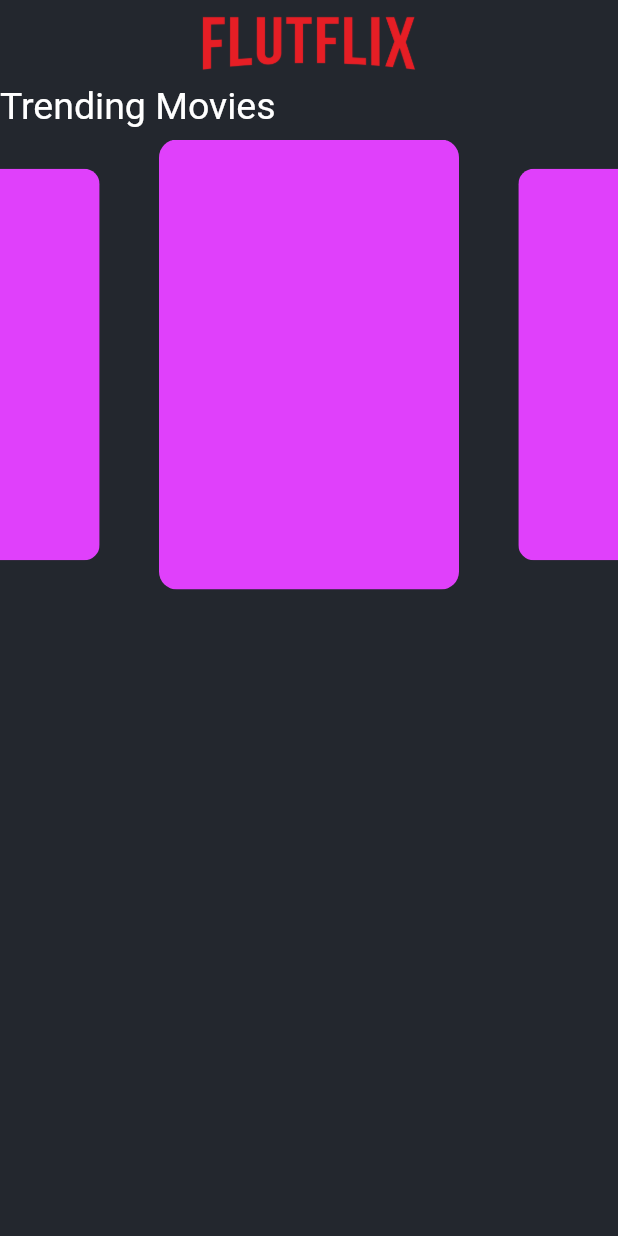
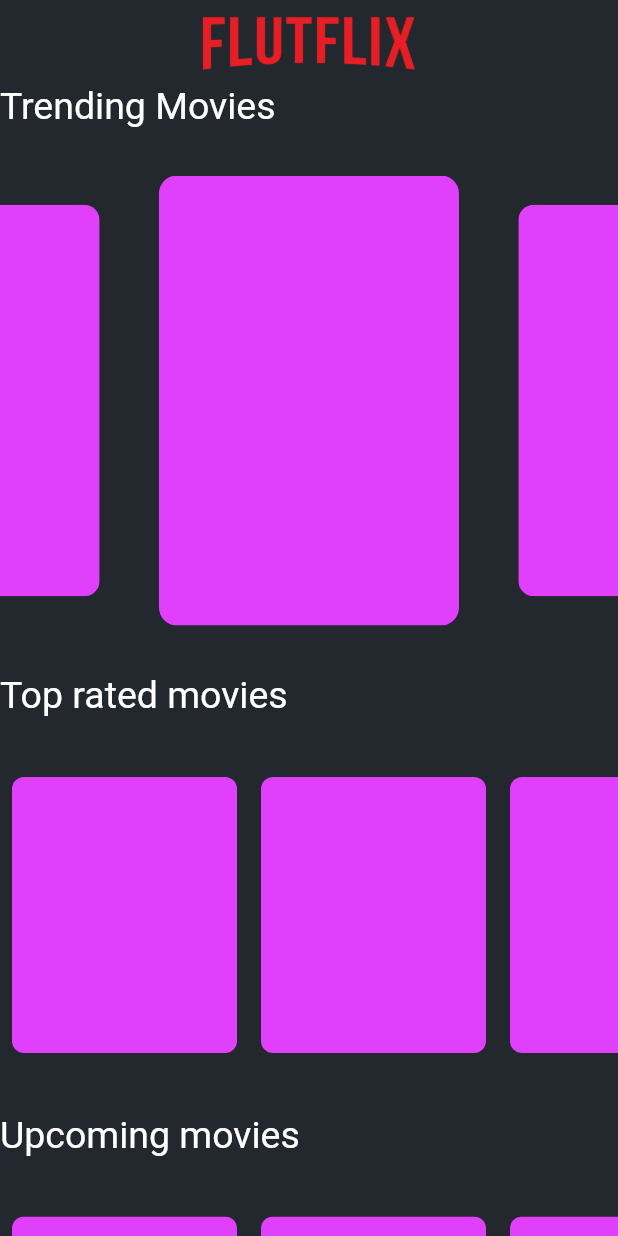
Before and after one commit to iremnurmemis/movieapp-with-tmdbapi, a Flutter app: the screen it shows after launch, on a phone screen of 412 x 824 dp. Run offline on Flutter 3.47's test engine with Material 2 defaults, Android fonts, the phone set to English and light mode, and no system bars; drawn by our look-alikes of carousel_slider; our stand-ins replace google_fonts.

Commit message:
movieapp ekran tasarımı bitti

```diff
--- a/lib/homescreen.dart
+++ b/lib/homescreen.dart
@@ -33,7 +33,7 @@ class _HomeScreenState extends State<HomeScreen> {
               style: GoogleFonts.aBeeZee(fontSize: 25),
             ),
             SizedBox(
-              height: 8,
+              height: 32,
             ),
             SizedBox(
               width: double.infinity,
@@ -42,18 +42,83 @@ class _HomeScreenState extends State<HomeScreen> {
                 options: CarouselOptions(
                     height: 300,
                     autoPlay: true, //otomatik geciş
-                    viewportFraction: 0.55,//gözüken kısım
-                    enlargeCenterPage: true,//ortada büyümesi
+                    viewportFraction: 0.55, //gözüken kısım
+                    enlargeCenterPage: true, //ortada büyümesi
                     pageSnapping: true, //sayfaların süzülerek gecmesi
                     autoPlayCurve: Curves.fastOutSlowIn,
                     autoPlayAnimationDuration: const Duration(seconds: 1)),
                 itemBuilder: (context, itemIndex, pageViewIndex) {
-                  return ClipRRect( // containerın kenarlarını şekiller
+                  return ClipRRect(
+                    // containerın kenarlarını şekiller
                     borderRadius: BorderRadius.circular(12),
                     child: Container(
                       height: 300,
                       width: 200,
                       color: Colors.purpleAccent,
+                    ),
+                  );
+                },
+              ),
+            ),
+            SizedBox(
+              height: 32,
+            ),
+            Text(
+              "Top rated movies",
+              style: GoogleFonts.aBeeZee(fontSize: 25),
+            ),
+            SizedBox(
+              height: 32,
+            ),
+            SizedBox(
+              height: 200,
+              width: double.infinity,
+              child: ListView.builder(
+                scrollDirection: Axis.horizontal, //yatayda kayma
+                physics: BouncingScrollPhysics(),
+                itemCount: 10,
+                itemBuilder: (context, index) {
+                  return Padding(
+                    padding: EdgeInsets.all(8.0),
+                    child: ClipRRect(
+                      borderRadius: BorderRadius.circular(8),
+                      child: Container(
+                        color: Colors.purpleAccent,
+                        width: 150,
+                        height: 200,
+                      ),
+                    ),
+                  );
+                },
+              ),
+            ),
+            SizedBox(
+              height: 32,
+            ),
+            Text(
+              "Upcoming movies",
+              style: GoogleFonts.aBeeZee(fontSize: 25),
+            ),
+            SizedBox(
+              height: 32,
+            ),
+            SizedBox(
+              height: 200,
+              width: double.infinity,
+              child: ListView.builder(
+                scrollDirection: Axis.horizontal, //yatayda kayma
+                physics: BouncingScrollPhysics(),
+                itemCount: 10,
+                itemBuilder: (context, index) {
+                  return Padding(
+                    padding: EdgeInsets.all(8.0),
+                    child: ClipRRect(
+                      borderRadius: BorderRadius.circular(8),
+                      child: Container(
+                        color: Colors.purpleAccent,
+                        width: 150,
+                        height: 200,
+                      ),
                     ),
                   );
                 },
```
